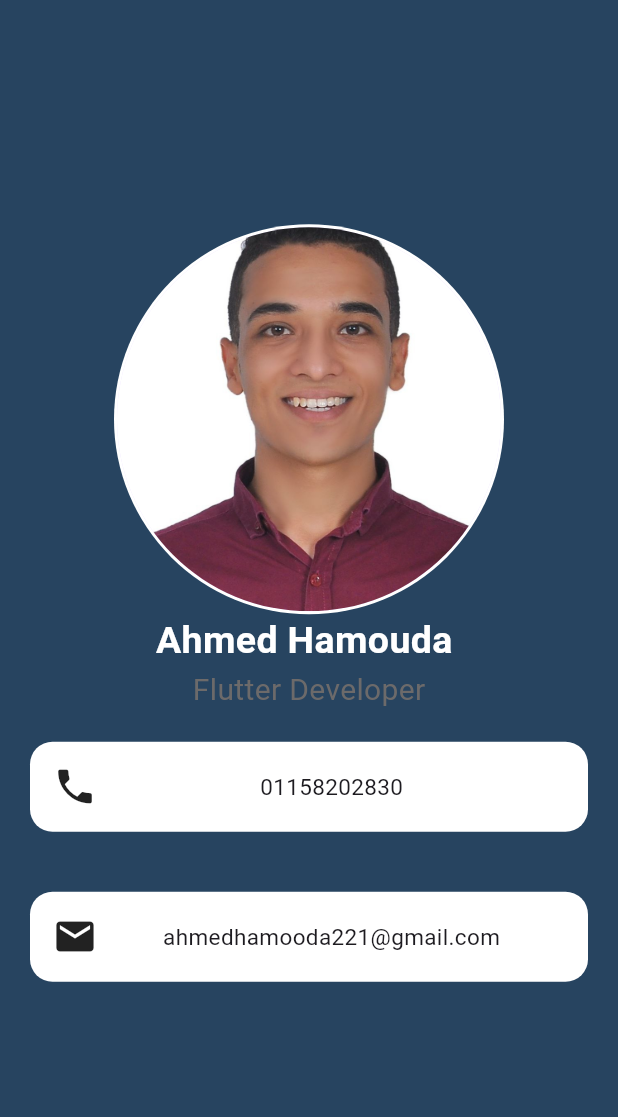
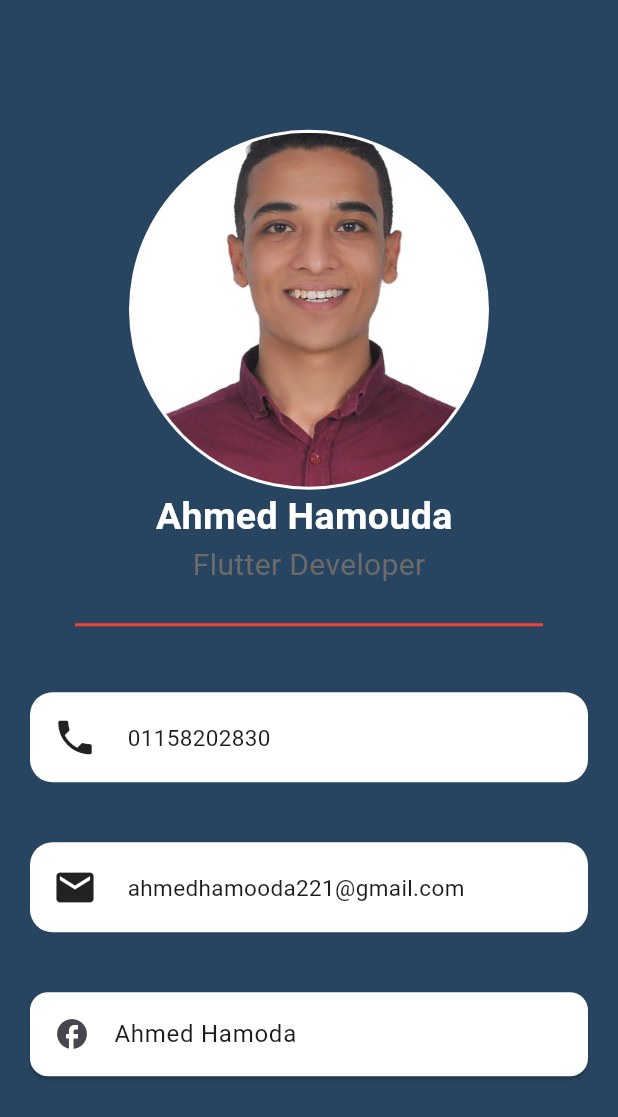
Before and after one commit to Ahmed-Hamouda1/information-card-app, a Flutter app: the screen it shows after launch, on a phone screen of 412 x 824 dp. Shown: the top 1117 px of the screen. Run offline on Flutter 3.47's test engine with Material 3 defaults, Android fonts, the phone set to English and light mode, and no system bars; Roboto replaces fonts that are missing (Poetsen_One).

Commit message:
Update UI and lern more widgets

```diff
--- a/lib/main.dart
+++ b/lib/main.dart
@@ -3,5 +3,5 @@ import 'package:flutter/material.dart';
 
 void main()
 {
-  runApp(MyApp());
+  runApp(const MyApp());
 }
--- a/lib/myapp.dart
+++ b/lib/myapp.dart
@@ -12,7 +12,7 @@ class MyApp extends StatelessWidget
       debugShowCheckedModeBanner: false,
       home: Scaffold
       (
-        backgroundColor: Color(0xff274460),
+        backgroundColor:const Color(0xff274460),
         body: Center
         (
           child: Column
@@ -23,11 +23,11 @@ class MyApp extends StatelessWidget
             [
               const CircleAvatar
               (
-                radius: 130,
+                radius: 120,
                 backgroundColor: Colors.white,
                 child: CircleAvatar
                 (
-                  radius: 128,
+                  radius: 118,
                   backgroundImage: AssetImage("images/Ahmed.jpg"),
                 ),
               ),
@@ -54,10 +54,11 @@ class MyApp extends StatelessWidget
 
                       ),
               ),
+              const Divider(height:50,color: Colors.red,indent: 50,endIndent: 50,thickness: 2,),
               Container
               (
-                margin: EdgeInsets.all(20),
-                padding: EdgeInsets.all(15),
+                margin:const EdgeInsets.all(20),
+                padding: const EdgeInsets.all(15),
                 decoration: BoxDecoration
                 (
                   color: Colors.white,
@@ -69,16 +70,19 @@ class MyApp extends StatelessWidget
                   children:
                   [
                     Icon(Icons.phone,size: 30,),
-                    Spacer(flex: 1,),
-                    Text("01158202830",style: TextStyle(fontSize: 15),),
-                    Spacer(flex: 1,)
+
+                    Padding(
+                      padding: EdgeInsets.only(left: 20),
+                      child: Text("01158202830",style: TextStyle(fontSize: 15),),
+                    ),
+
                   ],
                 ),
               ),
               Container
               (
-                margin: EdgeInsets.all(20),
-                padding: EdgeInsets.all(15),
+                margin: const EdgeInsets.all(20),
+                padding: const EdgeInsets.all(15),
                 decoration: BoxDecoration
                 (
                   color: Colors.white,
@@ -90,10 +94,23 @@ class MyApp extends StatelessWidget
                   children:
                   [
                     Icon(Icons.mail,size: 30,),
-                    Spacer(flex: 1,),
-                    Text("ahmedhamooda221@gmail.com",style: TextStyle(fontSize: 15),),
-                    Spacer(flex: 1,)
+                    Padding(
+                      padding: EdgeInsets.only(left: 20),
+                      child: Text("ahmedhamooda221@gmail.com",style: TextStyle(fontSize: 15),),
+                    ),
                   ],
+                ),
+              ),
+              const Card
+              (color: Colors.white,
+                margin: EdgeInsets.all(20),
+
+                child: ListTile
+                (
+                  leading: Icon(Icons.facebook),
+                  title:Text("Ahmed Hamoda") ,
+
+
                 ),
               )
             ],
```
Also changed, not shown: 1 other file.
